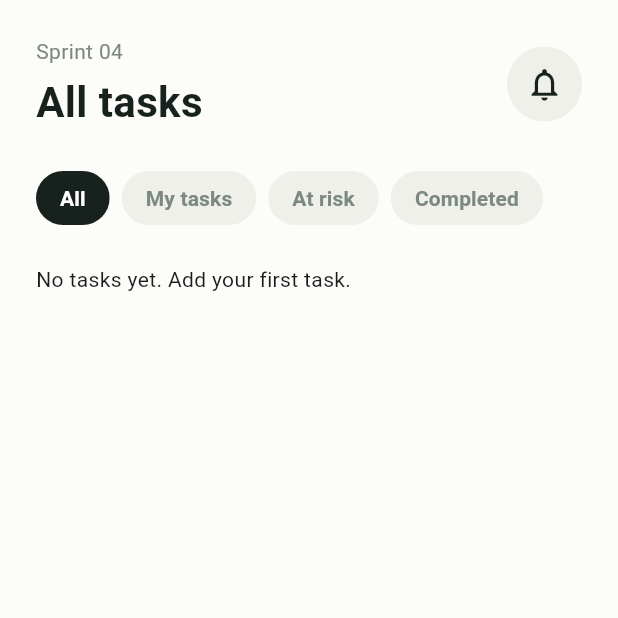
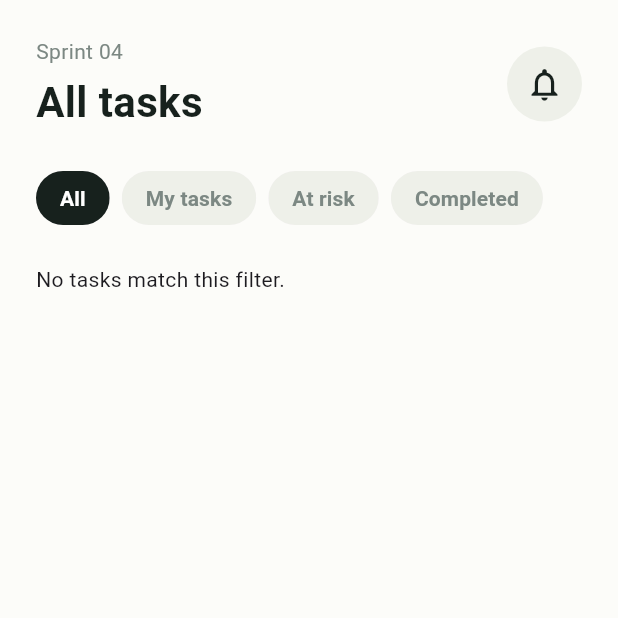
Before and after one commit to julesineza/mobile_dev_formative_assignment1, a Flutter app: the TaskListScreen screen opened by its route, on a phone screen of 412 x 824 dp, the top half of it. Run offline on Flutter 3.47's test engine with Material 3 defaults, Android fonts, the phone set to English and light mode, and no system bars; our stand-ins replace shared_preferences; accounts and stored records are empty.

Commit message:
Add filter logic and at-risk status calculation to TaskListScreen

```diff
--- a/lib/screens/task_list_screen.dart
+++ b/lib/screens/task_list_screen.dart
@@ -23,6 +23,25 @@ class _TaskListScreenState extends State<TaskListScreen> {
   void initState() {
     super.initState();
     _loadTasks();
+  }
+
+  bool _isAtRisk(Task task) {
+    final now = DateTime.now();
+    final tomorrow = DateTime(now.year, now.month, now.day + 1);
+
+    return task.status != 'Done' && task.deadline.isBefore(tomorrow);
+  }
+
+  List<Task> get _filteredTasks {
+    if (selectedFilter == 'At risk') {
+      return _tasks.where(_isAtRisk).toList();
+    }
+
+    if (selectedFilter == 'Completed') {
+      return _tasks.where((task) => task.status == 'Done').toList();
+    }
+
+    return _tasks;
   }
 
   Future<void> _loadTasks() async {
@@ -176,16 +195,18 @@ class _TaskListScreenState extends State<TaskListScreen> {
             const SizedBox(height: 20),
             if (_isLoading)
               const Center(child: CircularProgressIndicator())
-            else if (_tasks.isEmpty)
-              const Text('No tasks yet. Add your first task.')
+            else if (_filteredTasks.isEmpty)
+              const Text('No tasks match this filter.')
             else
-              ..._tasks.map(
+              ..._filteredTasks.map(
                 (task) => TaskCard(
                   title: task.name,
                   details: task.description,
-                  status: task.status,
+                  status: _isAtRisk(task) ? 'At risk' : task.status,
                   statusColor: task.status == 'Done'
                       ? AppColors.completed
+                      : _isAtRisk(task)
+                      ? AppColors.atRisk
                       : AppColors.onTrack,
                   avatars: const [],
                   onTap: () => _editTask(task),
```
